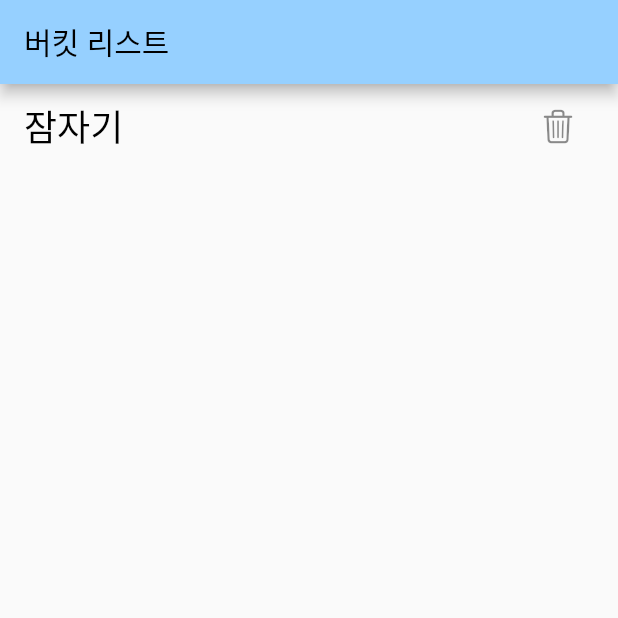
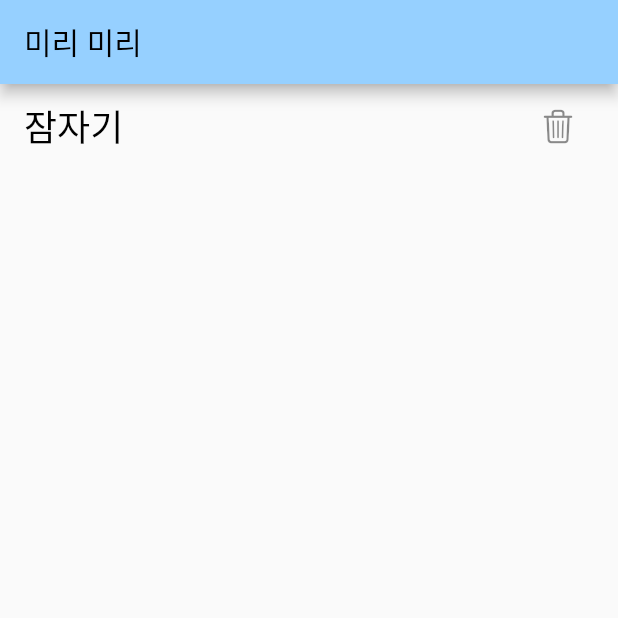
Before and after one commit to hunyhan/chag_mini-project, a Flutter app: the screen it shows after launch, on a phone screen of 412 x 824 dp, the top half of it. Run offline on Flutter 3.47's test engine with Material 2 defaults, Android fonts, the phone set to English and light mode, and no system bars; missing offline and left inert: dart:html; statements that could not run were skipped.

Commit message:
second commit

```diff
--- a/lib/main.dart
+++ b/lib/main.dart
@@ -1,3 +1,5 @@
+import 'dart:html';
+
 import 'package:flutter/cupertino.dart';
 import 'package:flutter/material.dart';
 import 'package:provider/provider.dart';
@@ -50,8 +52,12 @@ class HomePage extends StatelessWidget {
         return Scaffold(
           appBar: AppBar(
             title: Text(
-              "버킷 리스트",
-              style: TextStyle(color: Colors.black),
+              "미리 미리",
+              style:
+                  TextStyle(
+                    color: Colors.black,
+                    fontWeight: FontWeight.bold
+                    fontSize: 34),
             ),
             backgroundColor: Color.fromARGB(255, 150, 208, 255),
           ),
```
